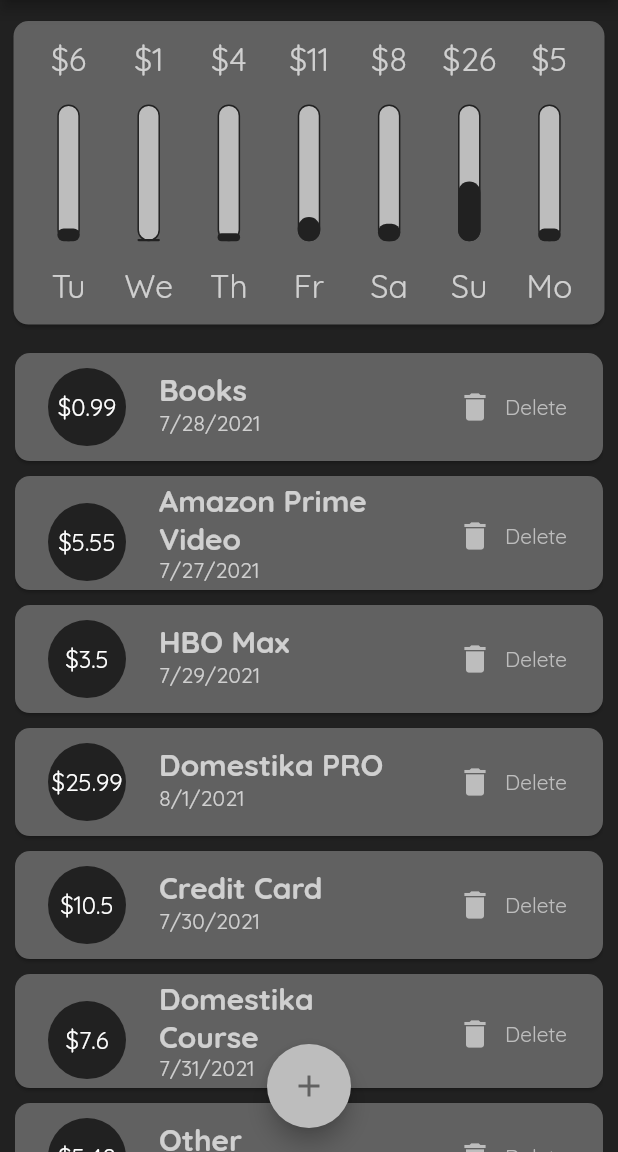
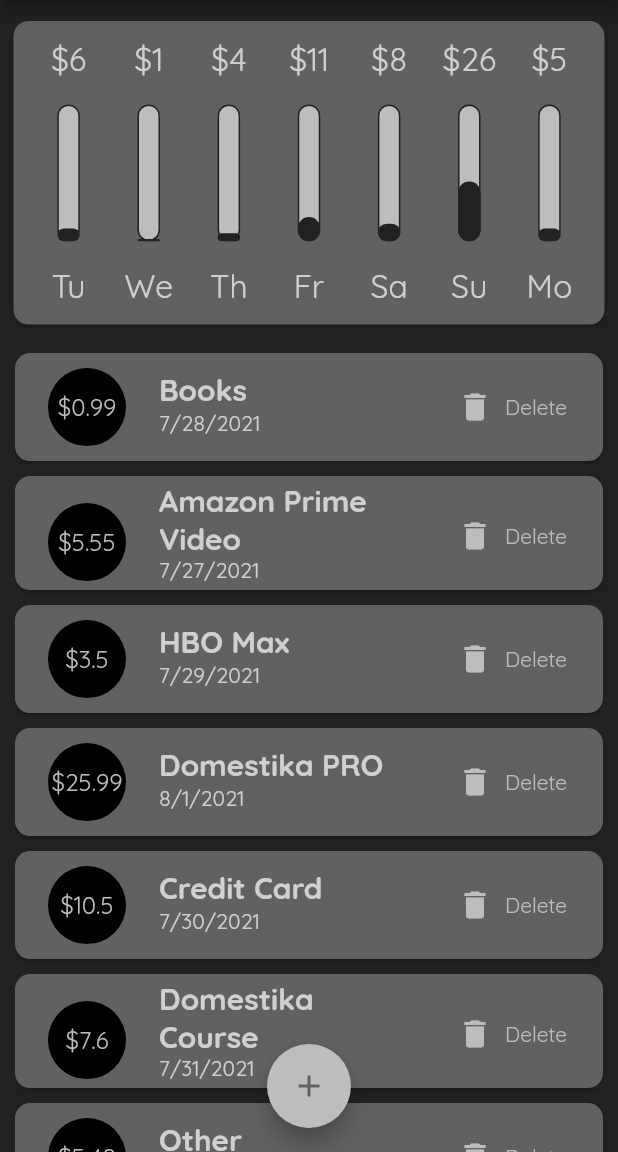
Before and after one commit to Sres0/flutter-practice, a Flutter app: the screen it shows after launch, on a phone screen of 412 x 824 dp, the part 84-1236 px from its top. Run offline on Flutter 3.47's test engine with Material 2 defaults, Android fonts, the phone set to English and light mode, and no system bars.

Commit message:
CircleAvatar colors--used ValueKey to link them to their info. ListView builder -> ListView transactions.map

```diff
--- a/lib/main.dart
+++ b/lib/main.dart
@@ -101,13 +101,8 @@ class _MyHomePageState extends State<MyHomePage> {
     );
   }
 
-  bool _showChart = false;
-
-  @override
-  Widget build(BuildContext context) {
-    final _mediaQuery = MediaQuery.of(context);
-    final _isLandscape = _mediaQuery.orientation == Orientation.landscape;
-    final PreferredSizeWidget _appBar = (Platform.isIOS
+  PreferredSizeWidget _buildAppBar() {
+    return (Platform.isIOS
         ? CupertinoNavigationBar(
             middle: Text('Expenses'),
             trailing: Row(
@@ -129,6 +124,15 @@ class _MyHomePageState extends State<MyHomePage> {
               )
             ],
           ) as PreferredSizeWidget);
+  }
+
+  bool _showChart = false;
+
+  @override
+  Widget build(BuildContext context) {
+    final _mediaQuery = MediaQuery.of(context);
+    final _isLandscape = _mediaQuery.orientation == Orientation.landscape;
+    final PreferredSizeWidget _appBar = _buildAppBar();
     final _availableHeight = _mediaQuery.size.height -
         _appBar.preferredSize.height -
         _mediaQuery.padding.top;
--- a/lib/widgets/transaction_card.dart
+++ b/lib/widgets/transaction_card.dart
@@ -1,14 +1,33 @@
+import 'dart:math';
+
 import 'package:flutter/material.dart';
 import 'package:intl/intl.dart';
 
 // import '../models/transaction.dart';
 // import './new_transaction.dart';
-import './transaction_list.dart';
+// import './transaction_list.dart';
+import '../models/transaction.dart';
 
-class TransactionCard extends StatelessWidget {
-  final int index;
+class TransactionCard extends StatefulWidget {
+  final Transaction transaction;
   final Function deleteTransaction;
-  const TransactionCard(this.index, this.deleteTransaction);
+
+  const TransactionCard(Key key, this.transaction, this.deleteTransaction)
+      : super(key: key);
+
+  @override
+  _TransactionCardState createState() => _TransactionCardState();
+}
+
+class _TransactionCardState extends State<TransactionCard> {
+  Color _circleColor = Colors.grey.shade800;
+
+  @override
+  void initState() {
+    const randomColors = [Colors.grey, Colors.black, Colors.white];
+    _circleColor = randomColors[Random().nextInt(3)];
+    super.initState();
+  }
 
   @override
   Widget build(BuildContext context) {
@@ -20,21 +39,23 @@ class TransactionCard extends StatelessWidget {
         leading: Padding(
           padding: EdgeInsets.all(2),
           child: CircleAvatar(
+            backgroundColor: _circleColor,
             radius: 30,
-            child: FittedBox(child: Text('\$${transactions[index].amount}')),
+            child: FittedBox(child: Text('\$${widget.transaction.amount}')),
           ),
         ),
         title: Text(
-          transactions[index].title,
+          widget.transaction.title,
           style: Theme.of(context).textTheme.headline6,
         ),
         subtitle: Text(
-          DateFormat.yMd().format(transactions[index].date).toString(),
+          DateFormat.yMd().format(widget.transaction.date).toString(),
           style: Theme.of(context).textTheme.subtitle2,
         ),
         trailing: MediaQuery.of(context).size.width > 400
             ? TextButton.icon(
-                onPressed: () => deleteTransaction(transactions[index].id),
+                onPressed: () =>
+                    widget.deleteTransaction(widget.transaction.id),
                 icon: Icon(Icons.delete),
                 label: Text('Delete'),
                 style: TextButton.styleFrom(
@@ -42,7 +63,8 @@ class TransactionCard extends StatelessWidget {
               )
             : IconButton(
                 icon: Icon(Icons.delete),
-                onPressed: () => deleteTransaction(transactions[index].id),
+                onPressed: () =>
+                    widget.deleteTransaction(widget.transaction.id),
                 color: Theme.of(context).primaryColorLight,
               ),
       ),
--- a/lib/widgets/transaction_list.dart
+++ b/lib/widgets/transaction_list.dart
@@ -59,11 +59,19 @@ class TransactionList extends StatelessWidget {
       padding: EdgeInsets.symmetric(horizontal: 10),
       child: transactions.isEmpty
           ? EmptyTransactions()
-          : ListView.builder(
-              itemBuilder: (ctx, index) {
-                return TransactionCard(index, deleteTransaction);
-              },
-              itemCount: transactions.length,
+          // : ListView.builder(
+          //     itemBuilder: (ctx, index) {
+          //       return TransactionCard(index, deleteTransaction);
+          //     },
+          //     itemCount: transactions.length,
+          //   ),
+          : ListView(
+              children: [
+                ...transactions
+                    .map((tx) =>
+                        TransactionCard(ValueKey(tx.id), tx, deleteTransaction))
+                    .toList()
+              ],
             ),
     );
   }
```
